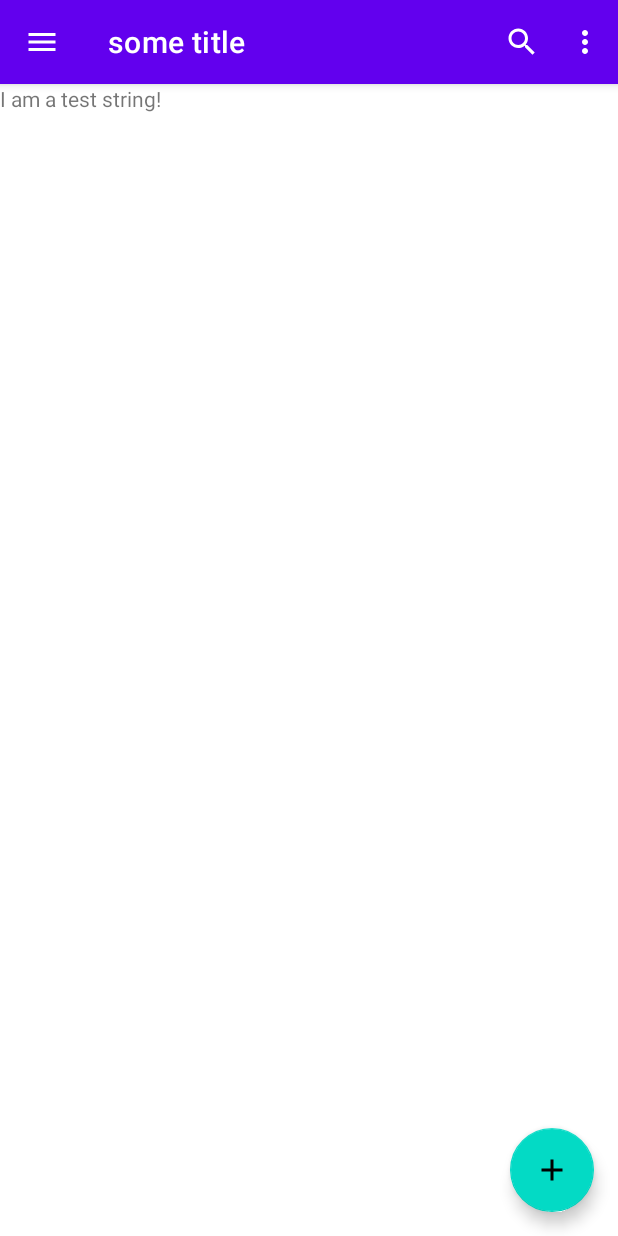
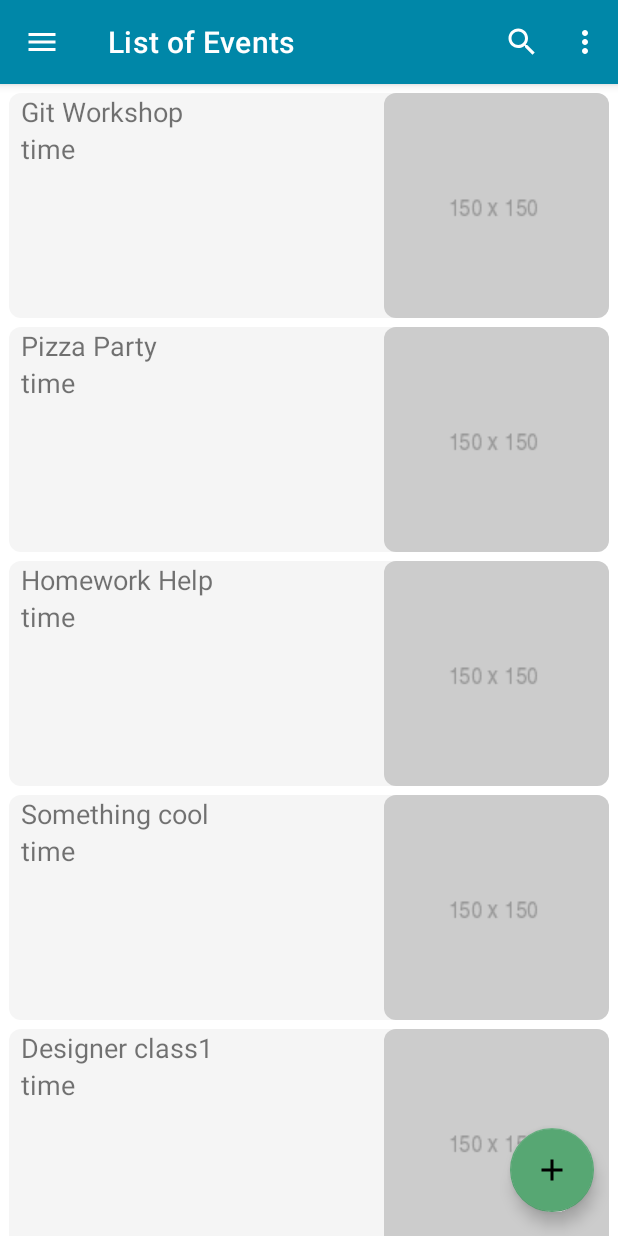
Before and after one commit to jhviggo/and-project-1, an Android app: the EventsActivity screen opened directly, with no data from a screen before it, on a phone screen of 412 x 824 dp. Run offline under Robolectric (Android 15) with nearby library versions, the phone set to English and light mode, and no system bars.

Commit message:
Add event activity content
- add RecycleView with events
- add nicer colors
- add missing image image
- add nice rounded drawable ressource
- add Adapter and Event data class
- add event info page
- start new intent to info page when clicking an event in the list

```diff
--- a/app/src/main/AndroidManifest.xml
+++ b/app/src/main/AndroidManifest.xml
@@ -9,6 +9,9 @@
         android:roundIcon="@mipmap/ic_launcher_round"
         android:supportsRtl="true"
         android:theme="@style/Theme.And_project">
+        <activity
+            android:name=".EventInfoActivity"
+            android:exported="false" />
         <activity
             android:name=".CreateEventActivity"
             android:exported="false" />
--- /dev/null
+++ b/app/src/main/java/com/example/and_project/Event.java
@@ -0,0 +1,29 @@
+package com.example.and_project;
+
+import java.time.LocalDateTime;
+
+public class Event {
+    private int id;
+    private String title;
+    private LocalDateTime dateTime;
+    private String room;
+    private String description;
+    private int imageId;
+
+    Event(String title, int imageId) {
+        this.title = title;
+        this.id = 1;
+        this.dateTime = LocalDateTime.now();
+        this.room = "C02.15";
+        this.description = " I'm Batman. It was a dog. It was a big dog. The first time I stole so that I wouldn't starve, yes. I lost many assumptions about the simple nature of right and wrong.";
+        this.imageId = imageId;
+    }
+
+    public String getTitle() {
+        return title;
+    }
+
+    public String getDescription() {
+        return description;
+    }
+}
--- /dev/null
+++ b/app/src/main/java/com/example/and_project/EventAdapter.java
@@ -0,0 +1,62 @@
+package com.example.and_project;
+
+import android.view.LayoutInflater;
+import android.view.View;
+import android.view.ViewGroup;
+import android.widget.ImageView;
+import android.widget.TextView;
+
+import androidx.annotation.NonNull;
+import androidx.recyclerview.widget.RecyclerView;
+
+import java.util.ArrayList;
+
+public class EventAdapter extends RecyclerView.Adapter<EventAdapter.ViewHolder> {
+    private ArrayList<Event> events;
+    final private OnListItemClickListener listener;
+
+    EventAdapter(ArrayList<Event> events, OnListItemClickListener listener){
+        this.events = events;
+        this.listener = listener;
+    }
+
+    @NonNull
+    public ViewHolder onCreateViewHolder(@NonNull ViewGroup parent, int viewType) {
+        LayoutInflater inflater = LayoutInflater.from(parent.getContext());
+        View view = inflater.inflate(R.layout.event_list_item, parent, false);
+        return new ViewHolder(view);
+    }
+
+    public void onBindViewHolder(@NonNull ViewHolder viewHolder, int position) {
+        viewHolder.title.setText(events.get(position).getTitle());
+    }
+
+    public int getItemCount() {
+        return events.size();
+    }
+
+    class ViewHolder extends RecyclerView.ViewHolder implements View.OnClickListener {
+
+        TextView title;
+        TextView time;
+        ImageView image;
+
+        ViewHolder(View itemView) {
+            super(itemView);
+            title = itemView.findViewById(R.id.rvName);
+            time = itemView.findViewById(R.id.rvTime);
+            image = itemView.findViewById(R.id.rvImage);
+            image.setClipToOutline(true);
+            itemView.setOnClickListener(this);
+        }
+
+        @Override
+        public void onClick(View v) {
+            listener.onListItemClick(getAdapterPosition());
+        }
+    }
+
+    public interface OnListItemClickListener {
+        void onListItemClick(int clickedItemIndex);
+    }
+}
--- /dev/null
+++ b/app/src/main/java/com/example/and_project/EventInfoActivity.java
@@ -0,0 +1,21 @@
+package com.example.and_project;
+
+import androidx.appcompat.app.AppCompatActivity;
+
+import android.content.Intent;
+import android.os.Bundle;
+import android.widget.TextView;
+
+public class EventInfoActivity extends AppCompatActivity {
+    @Override
+    protected void onCreate(Bundle savedInstanceState) {
+        super.onCreate(savedInstanceState);
+        setContentView(R.layout.activity_event_info);
+        Intent intent = getIntent();
+        TextView tvTitle = findViewById(R.id.infoTitle);
+        TextView tvDescription = findViewById(R.id.infoDescription);
+
+        tvTitle.setText(intent.getStringExtra("title"));
+        tvDescription.setText(intent.getStringExtra("description"));
+    }
+}
--- a/app/src/main/java/com/example/and_project/EventsActivity.java
+++ b/app/src/main/java/com/example/and_project/EventsActivity.java
@@ -1,21 +1,56 @@
 package com.example.and_project;
 
 import androidx.appcompat.app.AppCompatActivity;
+import androidx.recyclerview.widget.LinearLayoutManager;
+import androidx.recyclerview.widget.RecyclerView;
 
 import android.content.Intent;
 import android.os.Bundle;
-import android.util.Log;
 import android.view.View;
+import android.widget.Toast;
 
-public class EventsActivity extends AppCompatActivity {
+import java.util.ArrayList;
+
+public class EventsActivity extends AppCompatActivity implements EventAdapter.OnListItemClickListener {
+    private RecyclerView rvEventsList;
+    private EventAdapter adapter;
+    private ArrayList<Event> events;
 
     @Override
     protected void onCreate(Bundle savedInstanceState) {
         super.onCreate(savedInstanceState);
         setContentView(R.layout.activity_events);
+
+        rvEventsList = findViewById(R.id.rvEvents);
+        rvEventsList.setLayoutManager(new LinearLayoutManager(this));
+        // For hard-coded data only
+        this.SetStaticEvents();
+        adapter = new EventAdapter(events, this);
+        rvEventsList.setAdapter(adapter);
     }
 
     public void addNewEvent(View view) {
         startActivity(new Intent(this, CreateEventActivity.class));
     }
+
+    private void SetStaticEvents() {
+        events = new ArrayList<>();
+        events.add(new Event("Git Workshop", R.drawable.missing));
+        events.add(new Event("Pizza Party", R.drawable.missing));
+        events.add(new Event("Homework Help", R.drawable.missing));
+        events.add(new Event("Something cool", R.drawable.missing));
+        events.add(new Event("Designer class1", R.drawable.missing));
+        events.add(new Event("Designer class2", R.drawable.missing));
+        events.add(new Event("Designer class3", R.drawable.missing));
+        events.add(new Event("Designer class4", R.drawable.missing));
+    }
+
+    @Override
+    public void onListItemClick(int clickedItemIndex) {
+        int eventIndex = clickedItemIndex;
+        Intent singleEventIntent = new Intent(this, EventInfoActivity.class);
+        singleEventIntent.putExtra("title", events.get(eventIndex).getTitle());
+        singleEventIntent.putExtra("description", events.get(eventIndex).getDescription());
+        startActivity(singleEventIntent);
+    }
 }
--- /dev/null
+++ b/app/src/main/res/drawable/rounded.xml
@@ -0,0 +1,4 @@
+<shape  xmlns:android="http://schemas.android.com/apk/res/android" android:shape="rectangle">
+    <solid android:color="#55E1E1E1"/>
+    <corners android:radius="8dp"/>
+</shape>
--- /dev/null
+++ b/app/src/main/res/layout/activity_event_info.xml
@@ -0,0 +1,22 @@
+<?xml version="1.0" encoding="utf-8"?>
+<LinearLayout xmlns:android="http://schemas.android.com/apk/res/android"
+    xmlns:app="http://schemas.android.com/apk/res-auto"
+    xmlns:tools="http://schemas.android.com/tools"
+    android:layout_width="match_parent"
+    android:layout_height="match_parent"
+    android:orientation="vertical"
+    tools:context=".EventInfoActivity">
+
+    <TextView
+        android:id="@+id/infoTitle"
+        android:layout_width="match_parent"
+        android:layout_height="wrap_content"
+        android:text="Create event!" />
+
+    <TextView
+        android:id="@+id/infoDescription"
+        android:layout_width="match_parent"
+        android:layout_height="wrap_content"
+        android:text="description" />
+
+</LinearLayout>
--- a/app/src/main/res/layout/activity_events.xml
+++ b/app/src/main/res/layout/activity_events.xml
@@ -6,47 +6,24 @@
     android:layout_height="match_parent"
     tools:context=".EventsActivity">
 
-    <androidx.coordinatorlayout.widget.CoordinatorLayout
-        android:layout_width="match_parent"
-        android:layout_height="match_parent">
 
     <com.google.android.material.appbar.AppBarLayout
+        android:id="@+id/topAppBarContainer"
         android:layout_width="match_parent"
-            android:layout_height="wrap_content">
+        android:layout_height="wrap_content"
+        app:layout_constraintStart_toStartOf="parent"
+        app:layout_constraintTop_toTopOf="parent">
 
         <com.google.android.material.appbar.MaterialToolbar
             android:id="@+id/topAppBar"
+            style="@style/Widget.MaterialComponents.Toolbar.Primary"
             android:layout_width="match_parent"
             android:layout_height="?attr/actionBarSize"
-                app:title="some title"
             app:menu="@menu/menu"
             app:navigationIcon="@drawable/ic_menu_24"
-                style="@style/Widget.MaterialComponents.Toolbar.Primary"
-                />
+            app:title="@string/events_title" />
 
     </com.google.android.material.appbar.AppBarLayout>
-
-        <!-- Note: A RecyclerView can also be used -->
-        <androidx.core.widget.NestedScrollView
-            android:layout_width="match_parent"
-            android:layout_height="match_parent"
-            app:layout_behavior="@string/appbar_scrolling_view_behavior">
-
-            <TextView
-                android:layout_width="wrap_content"
-                android:layout_height="wrap_content"
-                android:text="@string/test_string"
-                app:layout_constraintBottom_toBottomOf="parent"
-                app:layout_constraintLeft_toLeftOf="parent"
-                app:layout_constraintRight_toRightOf="parent"
-                app:layout_constraintTop_toTopOf="parent" />
-
-        </androidx.core.widget.NestedScrollView>
-
-    </androidx.coordinatorlayout.widget.CoordinatorLayout>
-
-
-
 
     <com.google.android.material.floatingactionbutton.FloatingActionButton
         android:id="@+id/fab"
@@ -59,4 +36,13 @@
         app:layout_constraintBottom_toBottomOf="parent"
         app:layout_constraintRight_toRightOf="parent" />
 
+
+    <androidx.recyclerview.widget.RecyclerView
+        android:id="@+id/rvEvents"
+        app:layout_constraintTop_toBottomOf="@+id/topAppBarContainer"
+        android:layout_width="match_parent"
+        android:layout_height="wrap_content" />
+
+
+
 </androidx.constraintlayout.widget.ConstraintLayout>
--- /dev/null
+++ b/app/src/main/res/layout/event_list_item.xml
@@ -0,0 +1,45 @@
+<?xml version="1.0" encoding="utf-8"?>
+<androidx.constraintlayout.widget.ConstraintLayout xmlns:android="http://schemas.android.com/apk/res/android"
+    xmlns:app="http://schemas.android.com/apk/res-auto"
+    android:id="@+id/container"
+    android:layout_width="match_parent"
+    android:layout_height="wrap_content"
+    android:background="@drawable/rounded"
+    android:layout_marginHorizontal="6dp"
+    android:layout_marginTop="6dp"
+    android:paddingLeft="8dp">
+
+    <LinearLayout
+        android:layout_width="wrap_content"
+        android:layout_height="match_parent"
+        android:orientation="vertical"
+        app:layout_constraintStart_toStartOf="parent">
+
+        <TextView
+            android:id="@+id/rvName"
+            android:layout_width="wrap_content"
+            android:layout_height="match_parent"
+            android:layout_weight="1"
+            android:text="title"
+            android:textSize="18dp" />
+        <TextView
+            android:id="@+id/rvTime"
+            android:layout_width="wrap_content"
+            android:layout_height="match_parent"
+            android:layout_weight="1"
+            android:text="time"
+            android:textSize="18dp" />
+    </LinearLayout>
+
+
+    <ImageView
+        android:id="@+id/rvImage"
+        android:layout_width="wrap_content"
+        android:layout_height="wrap_content"
+        android:background="@drawable/rounded"
+        android:maxWidth="150px"
+        android:maxHeight="150px"
+        android:src="@drawable/missing"
+        app:layout_constraintEnd_toEndOf="parent"
+        app:layout_constraintTop_toTopOf="parent"/>
+</androidx.constraintlayout.widget.ConstraintLayout>
--- a/app/src/main/res/values-night/themes.xml
+++ b/app/src/main/res/values-night/themes.xml
@@ -2,12 +2,12 @@
     <!-- Base application theme. -->
     <style name="Theme.And_project" parent="Theme.MaterialComponents.DayNight.DarkActionBar">
         <!-- Primary brand color. -->
-        <item name="colorPrimary">@color/purple_200</item>
-        <item name="colorPrimaryVariant">@color/purple_700</item>
-        <item name="colorOnPrimary">@color/black</item>
+        <item name="colorPrimary">@color/blue_200</item>
+        <item name="colorPrimaryVariant">@color/blue_500</item>
+        <item name="colorOnPrimary">@color/white</item>
         <!-- Secondary brand color. -->
-        <item name="colorSecondary">@color/teal_200</item>
-        <item name="colorSecondaryVariant">@color/teal_200</item>
+        <item name="colorSecondary">@color/green_200</item>
+        <item name="colorSecondaryVariant">@color/green_200</item>
         <item name="colorOnSecondary">@color/black</item>
         <!-- Status bar color. -->
         <item name="android:statusBarColor" tools:targetApi="l">?attr/colorPrimaryVariant</item>
--- a/app/src/main/res/values/colors.xml
+++ b/app/src/main/res/values/colors.xml
@@ -1,10 +1,10 @@
 <?xml version="1.0" encoding="utf-8"?>
 <resources>
-    <color name="purple_200">#FFBB86FC</color>
-    <color name="purple_500">#FF6200EE</color>
-    <color name="purple_700">#FF3700B3</color>
-    <color name="teal_200">#FF03DAC5</color>
-    <color name="teal_700">#FF018786</color>
+    <color name="blue_200">#FF0087A8</color>
+    <color name="blue_500">#FF0580C7</color>
+    <color name="blue_700">#FF01629A</color>
+    <color name="green_200">#57A773</color>
+    <color name="green_700">#285E3B</color>
     <color name="black">#FF000000</color>
     <color name="white">#FFFFFFFF</color>
 </resources>
--- a/app/src/main/res/values/strings.xml
+++ b/app/src/main/res/values/strings.xml
@@ -21,5 +21,6 @@
     <string name="text_description">Description</string>
 
     <!-- EventsActivity -->
+    <string name="events_title">List of Events</string>
     <string name="fab_event">Add new event</string>
 </resources>
--- a/app/src/main/res/values/themes.xml
+++ b/app/src/main/res/values/themes.xml
@@ -2,12 +2,12 @@
     <!-- Base application theme. -->
     <style name="Theme.And_project" parent="Theme.MaterialComponents.DayNight.DarkActionBar">
         <!-- Primary brand color. -->
-        <item name="colorPrimary">@color/purple_500</item>
-        <item name="colorPrimaryVariant">@color/purple_700</item>
+        <item name="colorPrimary">@color/blue_200</item>
+        <item name="colorPrimaryVariant">@color/blue_700</item>
         <item name="colorOnPrimary">@color/white</item>
         <!-- Secondary brand color. -->
-        <item name="colorSecondary">@color/teal_200</item>
-        <item name="colorSecondaryVariant">@color/teal_700</item>
+        <item name="colorSecondary">@color/green_200</item>
+        <item name="colorSecondaryVariant">@color/green_200</item>
         <item name="colorOnSecondary">@color/black</item>
         <!-- Status bar color. -->
         <item name="android:statusBarColor" tools:targetApi="l">?attr/colorPrimaryVariant</item>
```
Also changed, not shown: app/src/main/res/drawable/missing.png (added). Lines whose indentation alone changed are shown as unchanged.
